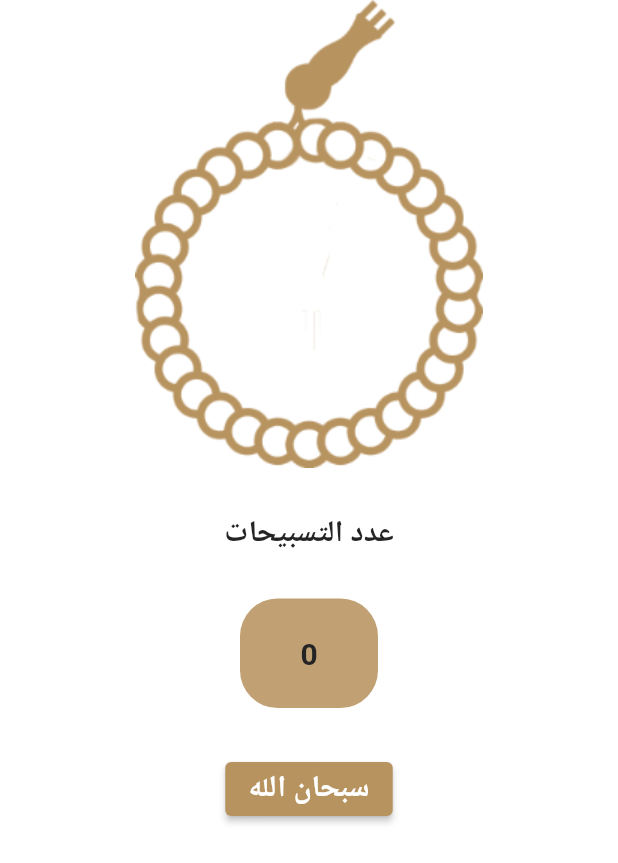
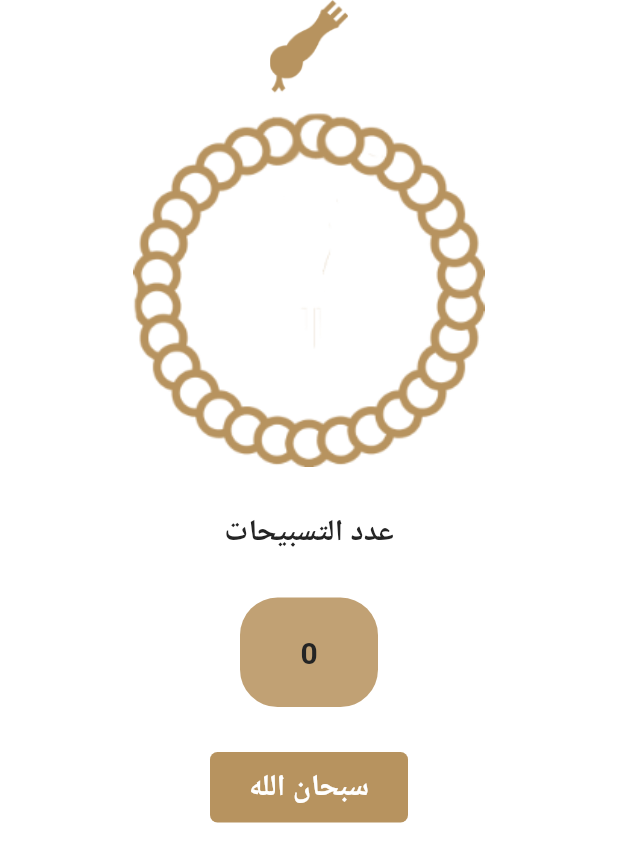
Before and after one commit to MarkEhab33/islami_app, a Flutter app: the SebhaScreen widget shown alone on an empty page, opened directly, on a phone screen of 412 x 824 dp. Shown: the top 863 px of the screen. Run offline on Flutter 3.47's test engine with Material 2 defaults, Android fonts, the phone set to English and light mode, and no system bars; generated files the repository leaves out were written again.

Commit message:
sebha image

```diff
--- a/lib/home/homeScreen.dart
+++ b/lib/home/homeScreen.dart
@@ -2,7 +2,7 @@ import 'package:flutter/material.dart';
 import 'package:projects/Hadeth//Hadeth_tab.dart';
 import 'package:projects/Quraan/Quraan_tab.dart';
 import 'package:projects/home/Radio_tab.dart';
-import 'package:projects/home/Settings_tab.dart';
+import 'package:projects/Settings/Settings_tab.dart';
 import 'package:projects/home/sebha_tab.dart';
 import 'package:projects/myThemeData.dart';
 import 'package:flutter_gen/gen_l10n/app_localizations.dart';
--- a/lib/home/sebha_tab.dart
+++ b/lib/home/sebha_tab.dart
@@ -9,13 +9,32 @@ class _SebhaScreenState extends State<SebhaScreen> {
 int tasbehNum=0;
 int index =0;
 List<String> tasbehWords=['سبحان الله','استغفر الله','الحمد لله'];
-
+double rotationAngle=0;
   Widget build(BuildContext context) {
     return  Container(
 
         child: Column(
           children: [
-            Image.asset('assets/images/sebha_image.png',fit: BoxFit.fill ,),
+          Image.asset('assets/images/sebha_head.png' ,scale: 1.4,),
+
+          InkWell(
+            child: Transform.rotate(
+                angle: rotationAngle,
+                child: Image.asset('assets/images/sebha_body.png',fit: BoxFit.fill ,scale: .99,)),
+            onTap:  (){
+              tasbehNum++;
+              if(tasbehNum%33==0){
+                index= (index+1)%3;
+              }
+              rotationAngle+= 0.19;
+              rotationAngle= rotationAngle%360;
+              setState(() {
+
+              });
+            },
+
+          ),
+
             SizedBox(height: 30,),
             Text(
               'عدد التسبيحات',
@@ -40,28 +59,23 @@ List<String> tasbehWords=['سبحان الله','استغفر الله','الح
               ),
             ),
             SizedBox(height: 30,),
-            ElevatedButton(onPressed: (){
-              tasbehNum++;
-                if(tasbehNum%100==0){
-                  index= (index+1)%3;
-              }
-              setState(() {
+            Container(
+              decoration: BoxDecoration(
+                borderRadius: BorderRadius.all(Radius.circular(5)),
+                color: Theme.of(context).primaryColor,
+              ),
 
-              });
-            },
-                style: ElevatedButton.styleFrom(
-                  primary: Theme.of(context).primaryColor,
-                  textStyle: const TextStyle(
+              margin: EdgeInsets.symmetric(horizontal: 140),
+              padding:EdgeInsets.symmetric(vertical: 10) ,
 
-                      fontSize: 10,
-                      fontStyle: FontStyle.normal),
-                ),
-                child:Text(
-                  tasbehWords[index],
-                  style: Theme.of(context).textTheme.subtitle2,
-                  textAlign: TextAlign.center,
-                )
-            )
+              child: Center(
+                  child:Text(
+                    tasbehWords[index],
+                    style: Theme.of(context).textTheme.subtitle2,
+                    textAlign: TextAlign.center,
+                  )
+              ),
+            ),
           ],
         )
     );
--- a/lib/main.dart
+++ b/lib/main.dart
@@ -27,7 +27,7 @@ class MyApp extends StatelessWidget {
       darkTheme: MyTheme.darkTheme,
       localizationsDelegates: AppLocalizations.localizationsDelegates,
       supportedLocales: AppLocalizations.supportedLocales,
-      locale: Locale('ar'),
+      locale: Locale('en'),
       themeMode: ThemeMode.light,
     );
   }
```
Also changed, not shown: lib/Settings/Settings_tab.dart (added, +35 -0 lines), lib/home/Settings_tab.dart (deleted, +0 -22 lines), assets/images/sebha_body.png (added), assets/images/sebha_body@2x.png (added), assets/images/sebha_body@3x.png (added), assets/images/sebha_head.png (added), assets/images/sebha_head@2x.png (added), assets/images/sebha_head@3x.png (added).
